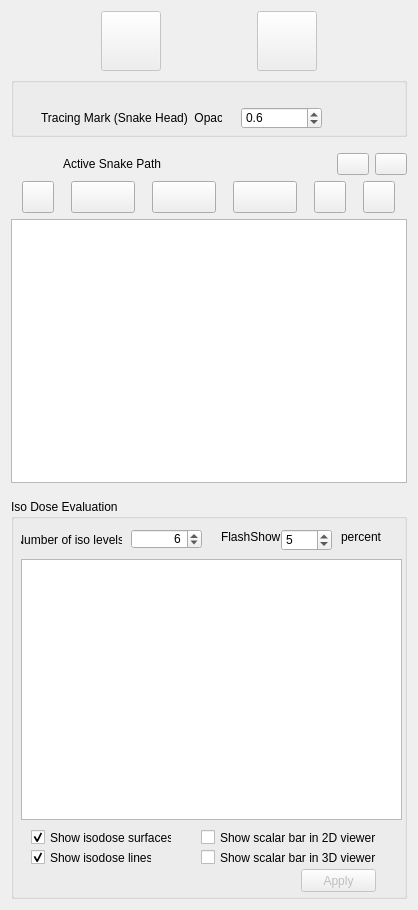
Old version of the form Modules/Loadable/PathPlan/Resources/UI/qSRPlanPathPlanModule.ui in the repository zoulianmp/SRPlan4Snake.
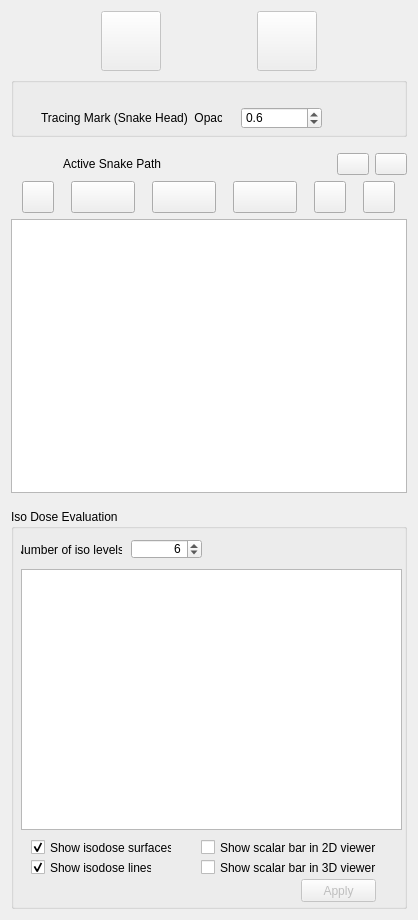
New version of the form. Icons and pictures are not drawn. Custom widgets are drawn as their Qt base class.

Commit message: ISO dose Evaluation

What changed in the file:
```diff
--- a/Modules/Loadable/PathPlan/Resources/UI/qSRPlanPathPlanModule.ui
+++ b/Modules/Loadable/PathPlan/Resources/UI/qSRPlanPathPlanModule.ui
@@ -7,7 +7,7 @@
     <x>0</x>
     <y>0</y>
     <width>418</width>
-    <height>910</height>
+    <height>920</height>
    </rect>
   </property>
   <property name="sizePolicy">
@@ -689,48 +689,6 @@
        <number>6</number>
       </property>
      </widget>
-     <widget class="QLabel" name="label">
-      <property name="geometry">
-       <rect>
-        <x>210</x>
-        <y>30</y>
-        <width>61</width>
-        <height>16</height>
-       </rect>
-      </property>
-      <property name="text">
-       <string>FlashShow</string>
-      </property>
-     </widget>
-     <widget class="QLabel" name="label_2">
-      <property name="geometry">
-       <rect>
-        <x>330</x>
-        <y>30</y>
-        <width>61</width>
-        <height>16</height>
-       </rect>
-      </property>
-      <property name="text">
-       <string>percent</string>
-      </property>
-     </widget>
-     <widget class="QSpinBox" name="spinBox_RelativeDoseValue">
-      <property name="geometry">
-       <rect>
-        <x>270</x>
-        <y>30</y>
-        <width>51</width>
-        <height>22</height>
-       </rect>
-      </property>
-      <property name="singleStep">
-       <number>5</number>
-      </property>
-      <property name="value">
-       <number>5</number>
-      </property>
-     </widget>
     </widget>
    </item>
   </layout>
```
The commit also changes 7 other files.
